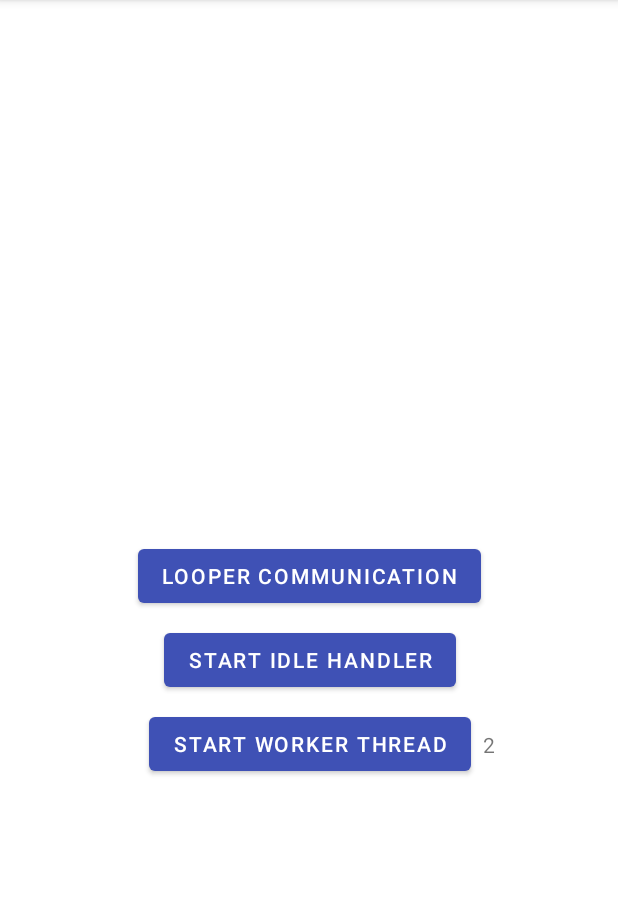
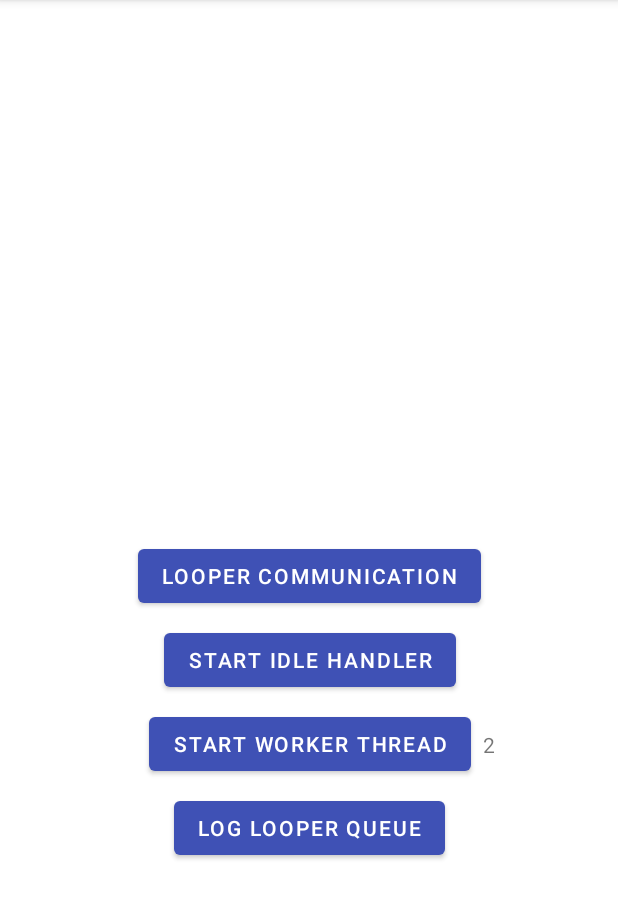
Before and after one commit to stanbar/AndroidConcurrency, an Android app: the LooperActivity screen opened directly, with no data from a screen before it, after a tap on "START WORKER THREAD", on a phone screen of 412 x 824 dp, the part 84-1003 px from its top. Run offline under Robolectric (Android 15) with nearby library versions, the phone set to English and light mode, and no system bars; our stand-ins replace Timber.

Commit message:
add logging looper queue
Took 27 minutes

```diff
--- a/app/src/main/java/com/stasbar/concurrency/looper/LooperActivity.kt
+++ b/app/src/main/java/com/stasbar/concurrency/looper/LooperActivity.kt
@@ -1,13 +1,15 @@
 package com.stasbar.concurrency.looper
 
-import android.os.Bundle
-import android.os.Handler
-import android.os.SystemClock
+import android.annotation.SuppressLint
+import android.os.*
+import android.util.Log
+import android.util.LogPrinter
 import androidx.appcompat.app.AppCompatActivity
 import com.stasbar.concurrency.R
 import com.stasbar.concurrency.hide
 import com.stasbar.concurrency.show
 import kotlinx.android.synthetic.main.activity_looper.*
+import timber.log.Timber
 import kotlin.random.Random
 
 class LooperActivity : AppCompatActivity() {
@@ -16,21 +18,45 @@ class LooperActivity : AppCompatActivity() {
     private lateinit var consumeAndQuitThread1: ConsumeAndQuitThread
     private lateinit var consumeAndQuitThread2: ConsumeAndQuitThread
     private lateinit var backgroundThread: BackgroundWorkerThread
-
-    val progressHandler = Handler { message ->
-        when (message.what) {
-            SHOW_PROGRESS_BAR -> progressBar.show()
-            HIDE_PROGRESS_BAR -> {
-                tvResult.text = message.arg1.toString()
-                progressBar.hide()
-            }
-        }
-        false
-    }
+    private lateinit var logHandler: Handler
 
     override fun onCreate(savedInstanceState: Bundle?) {
         super.onCreate(savedInstanceState)
         setContentView(R.layout.activity_looper)
+        setupBgLooper()
+
+        setupIdle()
+
+        setupBgToUiCommunication()
+
+        setupLoggingLooperQueue()
+    }
+
+    @SuppressLint("HandlerLeak")
+    private fun setupLoggingLooperQueue() {
+        Thread {
+            Looper.prepare()
+            logHandler = object : Handler() {
+                override fun handleMessage(msg: Message?) {
+                    Timber.tag("LogHandler").d("handleMessage - what ${msg?.what}")
+                }
+            }
+            Looper.loop()
+        }.start()
+
+        btnLogLooperQueue.setOnClickListener {
+            logHandler.sendEmptyMessageDelayed(1, 2000)
+            logHandler.sendEmptyMessage(2)
+            logHandler.obtainMessage(3, 0, 0, Any()).sendToTarget()
+            logHandler.sendEmptyMessageDelayed(4, 300)
+            logHandler.postDelayed({ Timber.d("Executed") }, 300)
+            logHandler.sendEmptyMessage(5)
+
+            logHandler.dump(LogPrinter(Log.DEBUG, "LogHandler"), "")
+        }
+    }
+
+    private fun setupBgLooper() {
         looperThread = LooperThread()
         looperThread.start()
 
@@ -40,7 +66,9 @@ class LooperActivity : AppCompatActivity() {
                 message.sendToTarget()
             }
         }
+    }
 
+    private fun setupIdle() {
         consumeAndQuitThread1 = ConsumeAndQuitThread(1)
         consumeAndQuitThread1.start()
 
@@ -61,8 +89,23 @@ class LooperActivity : AppCompatActivity() {
             }
         }
 
+    }
+
+    private val progressHandler = Handler { message ->
+        when (message.what) {
+            SHOW_PROGRESS_BAR -> progressBar.show()
+            HIDE_PROGRESS_BAR -> {
+                tvResult.text = message.arg1.toString()
+                progressBar.hide()
+            }
+        }
+        false
+    }
+
+    private fun setupBgToUiCommunication() {
         backgroundThread = BackgroundWorkerThread(1, progressHandler)
         backgroundThread.start()
+
         btnWorker.setOnClickListener {
             backgroundThread.doWork()
         }
@@ -74,6 +117,7 @@ class LooperActivity : AppCompatActivity() {
         consumeAndQuitThread1.consumerHandler?.looper?.quit()
         consumeAndQuitThread2.consumerHandler?.looper?.quit()
         backgroundThread.exit()
+        logHandler.looper.quit()
     }
 
     companion object {
--- a/app/src/main/res/layout/activity_looper.xml
+++ b/app/src/main/res/layout/activity_looper.xml
@@ -59,4 +59,16 @@
         app:layout_constraintBottom_toBottomOf="@+id/btnWorker"
         app:layout_constraintStart_toEndOf="@+id/btnWorker"
         app:layout_constraintTop_toTopOf="@+id/btnWorker" />
+
+    <Button
+        android:id="@+id/btnLogLooperQueue"
+        android:layout_width="wrap_content"
+        android:layout_height="wrap_content"
+        android:layout_marginStart="8dp"
+        android:layout_marginTop="8dp"
+        android:layout_marginEnd="8dp"
+        android:text="LOG LOOPER QUEUE"
+        app:layout_constraintEnd_toEndOf="parent"
+        app:layout_constraintStart_toStartOf="parent"
+        app:layout_constraintTop_toBottomOf="@+id/btnWorker" />
 </androidx.constraintlayout.widget.ConstraintLayout>
```
